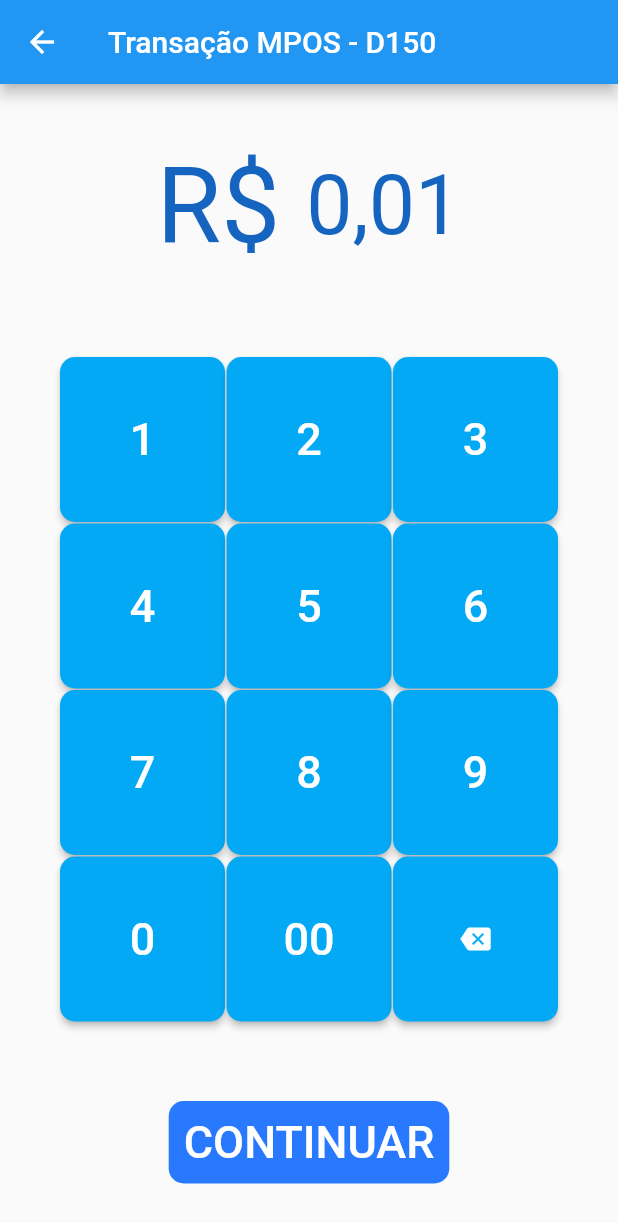
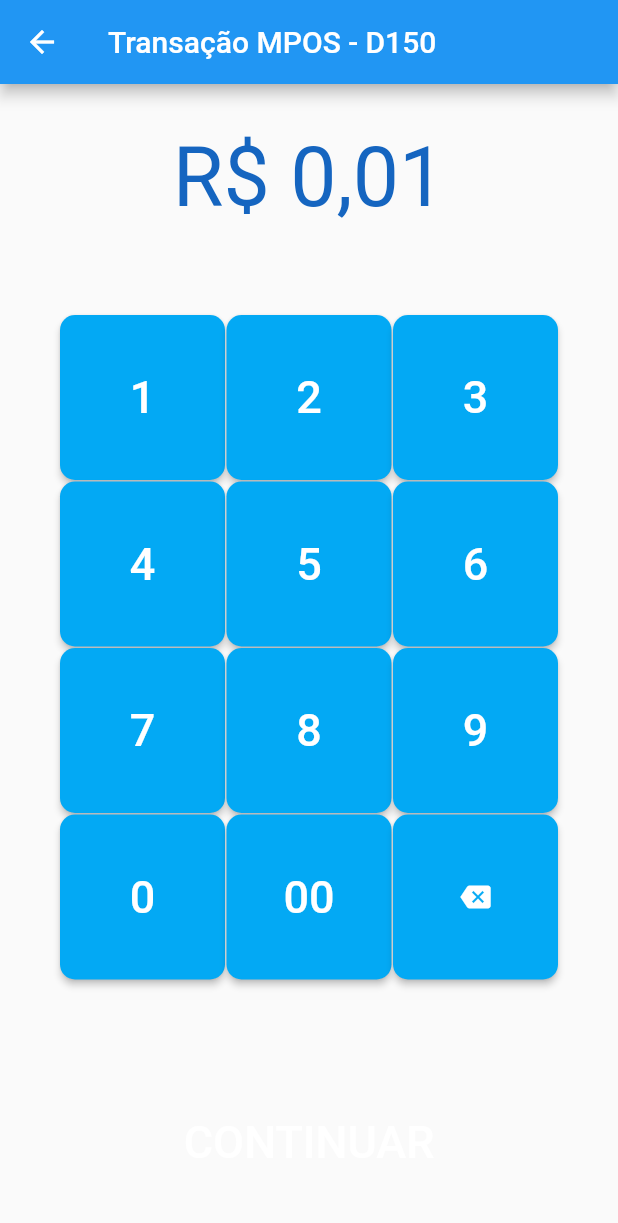
Before and after one commit to paulosaldanha/flutter_mobx_crud, a Flutter app: the TransactionMposForm screen opened by its route, after a tap on an icon or button, on a phone screen of 412 x 824 dp. Shown: the top 1223 px of the screen. Run offline on Flutter 3.47's test engine with Material 2 defaults, Android fonts, the phone set to English and light mode, and no system bars; our stand-ins replace flushbar, flutter_bluetooth_serial, flutter_mobx, flutter_typeahead, mobx, sqflite; missing offline and left inert: pagarme_mpos_flutter; accounts and stored records are empty; generated files the repository leaves out were written again.

Commit message:
transaction com bluetooth_device_service

```diff
--- a/lib/src/screens/transaction/transaction_mpos_form.dart
+++ b/lib/src/screens/transaction/transaction_mpos_form.dart
@@ -1,12 +1,17 @@
 import 'package:estruturabasica/src/components/build_Key_Item_widget.dart';
 import 'package:estruturabasica/src/models/transaction_Mpos.dart';
 import 'package:estruturabasica/src/screens/transaction/transaction_payment_method.dart';
+import 'package:estruturabasica/src/util/bluetooth_device_service.dart';
 import 'package:flutter/cupertino.dart';
 import 'package:flutter/material.dart';
 import 'package:flutter_mobx/flutter_mobx.dart';
 
 class TransactionMposForm extends StatelessWidget {
   final transactionMpos = TransactionMpos();
+
+  TransactionMposForm() {
+    BluetoothDeviceService(transactionMpos);
+  }
 
   @override
   Widget build(BuildContext context) {
@@ -18,13 +23,13 @@ class TransactionMposForm extends StatelessWidget {
         mainAxisAlignment: MainAxisAlignment.start,
         children: [
           Container(
-              padding: EdgeInsets.only(top: 40.0, bottom: 20.0),
+              padding: EdgeInsets.only(top: 30.0, bottom: 20.0),
               child: Row(
                 mainAxisAlignment: MainAxisAlignment.center,
                 children: [
                   Text(
                     "R\$ ",
-                    style: TextStyle(fontSize: 70.0, color: Colors.blue[800]),
+                    style: TextStyle(fontSize: 55.0, color: Colors.blue[800]),
                   ),
                   Observer(
                     builder: (_) {
@@ -86,7 +91,7 @@ class TransactionMposForm extends StatelessWidget {
                   color: Colors.blueAccent[400],
                   textColor: Colors.white,
                   padding: EdgeInsets.all(10.0),
-                  onPressed: transactionMpos.currentValues != "0,00"
+                  onPressed: transactionMpos.currentValues != "0,00" && transactionMpos.deviceName != null
                       ? () {
                           Navigator.of(context).push(MaterialPageRoute(
                               builder: (context) =>
--- /dev/null
+++ b/lib/src/util/bluetooth_device_service.dart
@@ -0,0 +1,38 @@
+import 'package:estruturabasica/src/controllers/transaction_mpos_controller.dart';
+import 'package:estruturabasica/src/models/transaction_Mpos.dart';
+import 'package:estruturabasica/src/screens/transaction/transaction_payment_method.dart';
+import 'package:flutter/material.dart';
+import 'package:flutter/services.dart';
+import 'package:flutter_bluetooth_serial/flutter_bluetooth_serial.dart';
+
+class BluetoothDeviceService {
+  final TransactionMpos transactionMpos;
+  TransactionMposController transactionController = TransactionMposController();
+
+  BluetoothDeviceService(this.transactionMpos) {
+    bluetoothConnectionState();
+  }
+
+  FlutterBluetoothSerial bluetooth = FlutterBluetoothSerial.instance;
+
+  Future<void> bluetoothConnectionState() async {
+    List<BluetoothDevice> devices = [];
+    bool deviceON = false;
+
+    try {
+      devices = await bluetooth.getBondedDevices();
+    } on PlatformException {
+      print("Error");
+    }
+    for (BluetoothDevice paxDevice in devices) {
+      if (paxDevice.name.contains('PAX')) {
+        transactionMpos.setDeviceName(paxDevice.name);
+        deviceON = true;
+      }
+    }
+    if(deviceON){
+
+    }
+
+  }
+}
--- a/pubspec.yaml
+++ b/pubspec.yaml
@@ -56,6 +56,9 @@ flutter:
 
   assets:
     - images/card.png
+    - images/approve.png
+    - images/splash.png
+    - images/pay.png
 
   # To add assets to your application, add an assets section, like this:
   # assets:
```
Also changed, not shown: lib/src/components/stateless_modal_widget.dart (+24 -3 lines), lib/src/controllers/transaction_mpos_controller.dart (+11 -1 lines), lib/src/models/transaction_Mpos.dart (+10 -7 lines), lib/src/screens/transaction/transaction_payment_method.dart (+30 -26 lines), lib/src/util/device_service.dart (+15 -2 lines), images/pay.png (added), images/splash.png (added), lib/src/controllers/transaction_mpos_controller.g.dart, lib/src/models/transaction_Mpos.g.dart.
